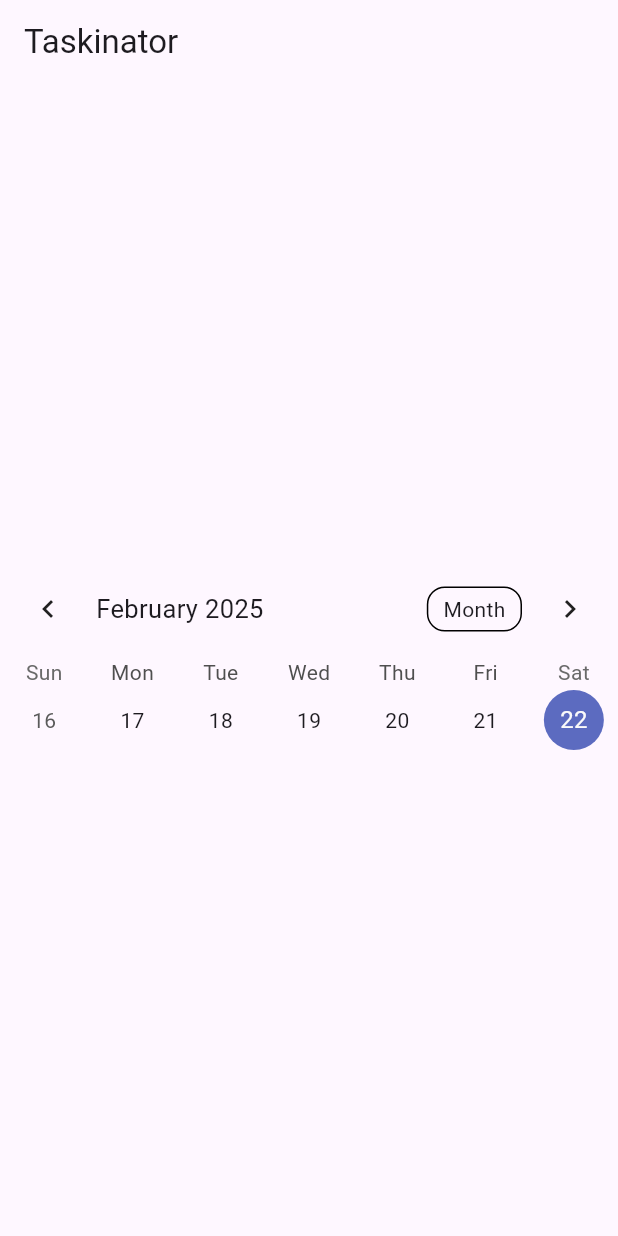
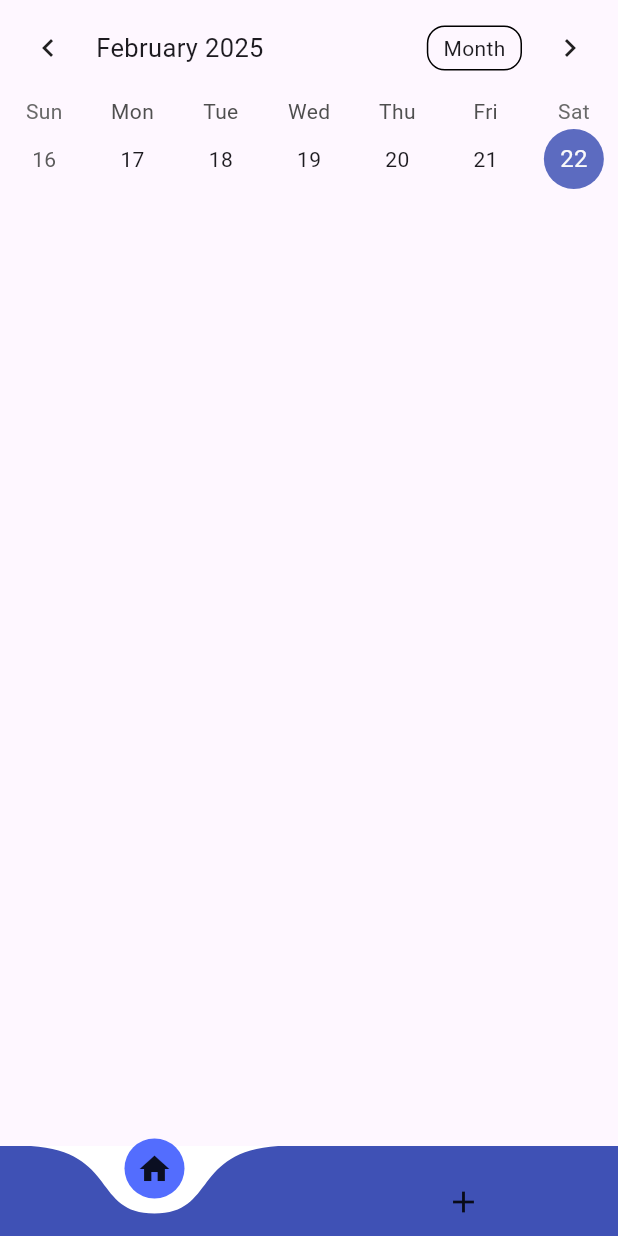
Before and after one commit to alfonsoperezs/HackUDC2025-project, a Flutter app: the screen it shows after launch, on a phone screen of 412 x 824 dp. Run offline on Flutter 3.47's test engine with Material 3 defaults, Android fonts, the light colour scheme and no system bars; drawn by our look-alikes of curved_navigation_bar, table_calendar.

Commit message:
Barra navegación + lista

```diff
--- a/frontend/lib/main.dart
+++ b/frontend/lib/main.dart
@@ -1,5 +1,6 @@
 import 'package:flutter/material.dart';
 import 'package:table_calendar/table_calendar.dart';
+import 'package:curved_navigation_bar/curved_navigation_bar.dart';
 
 void main() {
   runApp(const MyApp());
@@ -17,25 +18,62 @@ class MyApp extends StatelessWidget {
         primarySwatch: Colors.pink,
         visualDensity: VisualDensity.adaptivePlatformDensity,
       ),
-      home: MyHomePage(),
+      home: const Home(),
     );
   }
 }
 
-class MyHomePage extends StatelessWidget{
-  MyHomePage({super.key});
 
+class Home extends StatefulWidget {
+  const Home({super.key});
+
+  @override
+  State<Home> createState() => _HomeState();
+}
+
+
+class _HomeState extends State<Home> {
+  int index = 0;
+
+  final List<Widget> screens = [
+    buildCalendar(),
+    buildList()
+  ];
+
+  @override
+  Widget build(BuildContext context) {
+    return Scaffold(
+      bottomNavigationBar: CurvedNavigationBar(
+        onTap: (int newIndex) {
+          setState(() {
+            index = newIndex;
+          });
+        },
+
+        height: 60,
+        backgroundColor: Colors.white,
+        color: Colors.indigo,
+        buttonBackgroundColor: Colors.indigoAccent,
+        animationDuration: const Duration(milliseconds: 300),
+        animationCurve: Curves.decelerate,
+        items: const [
+          Icon(Icons.home),
+          Icon(Icons.add)
+        ],
+      ),
+
+      body: screens[index],
+    );
+  }
+}
+
+
+Widget buildCalendar() {
   final ValueNotifier<DateTime> _selectedDay = ValueNotifier<DateTime>(DateTime.now());
   final ValueNotifier<DateTime> _focusedDay = ValueNotifier<DateTime>(DateTime.now());
   final ValueNotifier<CalendarFormat> _calendarFormat = ValueNotifier<CalendarFormat>(CalendarFormat.week);
 
-
-  @override
-  Widget build(BuildContext context) {
-    return Scaffold(
-      appBar: AppBar(title: const Text("Taskinator")),
-      body: Center(
-        child: ValueListenableBuilder<DateTime>(
+  return ValueListenableBuilder<DateTime>(
     valueListenable: _selectedDay,
     builder: (context, selectedDay, _) {
       return TableCalendar(
@@ -44,20 +82,52 @@ class MyHomePage extends StatelessWidget{
         firstDay: DateTime.utc(2025, 1, 1),
         lastDay: DateTime.utc(2025, 12, 31),
         calendarFormat: _calendarFormat.value,
+
         onDaySelected: (selectedDay, focusedDay) {
           _selectedDay.value = selectedDay;
           _focusedDay.value = focusedDay;
         },
+
         onFormatChanged: (format) {
           _calendarFormat.value = format;
         },
+
       );
     }
-        ),
-      )
   );
 }
 
 
+Widget buildList() {
+  // Lista de tareas
+  final List<String> _tasks = [
+    'Study',
+    'Buy groceries',
+    'Walk the dog',
+    'Homework',
+  ];
 
+  return Column(
+    crossAxisAlignment: CrossAxisAlignment.start,
+    children: [
+      const Text(
+        'Tasks for today:',
+        style: TextStyle(
+          fontSize: 18,
+          fontWeight: FontWeight.bold,
+        ),
+      ),
+      const SizedBox(height: 8),
+      ListView.builder(
+        shrinkWrap: true,
+        itemCount: _tasks.length,
+        itemBuilder: (context, index) {
+          return ListTile(
+            leading: const Icon(Icons.access_time),
+            title: Text(_tasks[index]),
+          );
+        },
+      )
+    ],
+  );
 }
--- a/frontend/pubspec.yaml
+++ b/frontend/pubspec.yaml
@@ -35,6 +35,7 @@ dependencies:
   # The following adds the Cupertino Icons font to your application.
   # Use with the CupertinoIcons class for iOS style icons.
   cupertino_icons: ^1.0.8
+  curved_navigation_bar: ^1.0.6
 
 dev_dependencies:
   flutter_test:
```
Also changed, not shown: frontend/pubspec.lock. Lines whose indentation alone changed are shown as unchanged.
